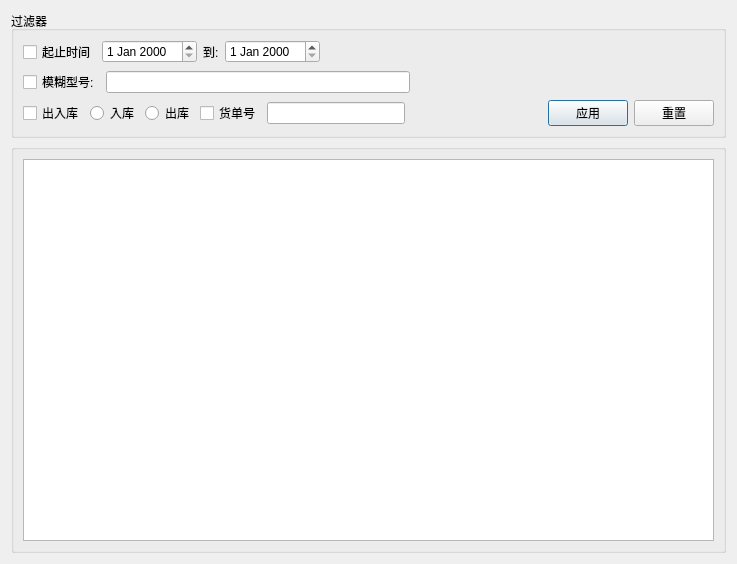
This is python_study/src/ims/ui/DlgRecordSearch.ui in jiang520/goodstart as Qt 5 draws it before an edit. The edited form follows.
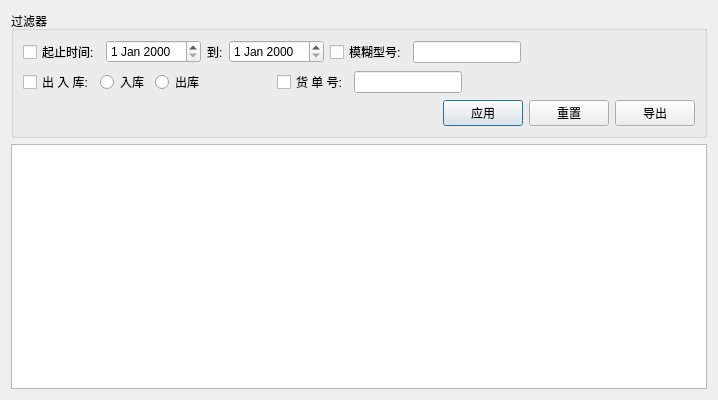
This is the edited form.

Commit message: [chg]更改了库存列表窗口 [chg]改进了表格导出方法,现在可以导出到xls文件了

```diff
--- a/python_study/src/ims/ui/DlgRecordSearch.ui
+++ b/python_study/src/ims/ui/DlgRecordSearch.ui
@@ -6,14 +6,14 @@
    <rect>
     <x>0</x>
     <y>0</y>
-    <width>737</width>
-    <height>564</height>
+    <width>718</width>
+    <height>400</height>
    </rect>
   </property>
   <property name="windowTitle">
    <string>Dialog</string>
   </property>
-  <layout class="QVBoxLayout" name="verticalLayout_3">
+  <layout class="QVBoxLayout" name="verticalLayout_2">
    <item>
     <widget class="QGroupBox" name="groupBox">
      <property name="title">
@@ -25,7 +25,7 @@
         <item>
          <widget class="QCheckBox" name="checkBox_date">
           <property name="text">
-           <string>起止时间</string>
+           <string>起止时间:</string>
           </property>
          </widget>
         </item>
@@ -43,23 +43,6 @@
          <widget class="QDateEdit" name="dateEdit_end"/>
         </item>
         <item>
-         <spacer name="horizontalSpacer">
-          <property name="orientation">
-           <enum>Qt::Horizontal</enum>
-          </property>
-          <property name="sizeHint" stdset="0">
-           <size>
-            <width>40</width>
-            <height>20</height>
-           </size>
-          </property>
-         </spacer>
-        </item>
-       </layout>
-      </item>
-      <item>
-       <layout class="QHBoxLayout" name="horizontalLayout_3">
-        <item>
          <widget class="QCheckBox" name="checkBox_model">
           <property name="text">
            <string>模糊型号:</string>
@@ -67,10 +50,17 @@
          </widget>
         </item>
         <item>
-         <widget class="QLineEdit" name="lineEdit_model"/>
+         <widget class="QLineEdit" name="lineEdit_model">
+          <property name="sizePolicy">
+           <sizepolicy hsizetype="Preferred" vsizetype="Fixed">
+            <horstretch>0</horstretch>
+            <verstretch>0</verstretch>
+           </sizepolicy>
+          </property>
+         </widget>
         </item>
         <item>
-         <spacer name="horizontalSpacer_2">
+         <spacer name="horizontalSpacer">
           <property name="orientation">
            <enum>Qt::Horizontal</enum>
           </property>
@@ -85,40 +75,64 @@
        </layout>
       </item>
       <item>
-       <layout class="QHBoxLayout" name="horizontalLayout">
+       <layout class="QHBoxLayout" name="horizontalLayout_3">
         <item>
-         <widget class="QCheckBox" name="checkBox">
+         <widget class="QCheckBox" name="checkBox_inout">
           <property name="text">
-           <string>出入库</string>
+           <string>出 入 库:</string>
           </property>
          </widget>
         </item>
         <item>
-         <widget class="QRadioButton" name="radioButton">
+         <widget class="QRadioButton" name="radioButton_in">
           <property name="text">
            <string>入库</string>
           </property>
          </widget>
         </item>
         <item>
-         <widget class="QRadioButton" name="radioButton_2">
+         <widget class="QRadioButton" name="radioButton_out">
           <property name="text">
-           <string>出库</string>
+           <string>出库                    </string>
           </property>
          </widget>
         </item>
         <item>
          <widget class="QCheckBox" name="checkBox_number">
           <property name="text">
-           <string>货单号</string>
+           <string>货 单 号:</string>
           </property>
          </widget>
         </item>
         <item>
-         <widget class="QLineEdit" name="lineEdit_number"/>
+         <widget class="QLineEdit" name="lineEdit_number">
+          <property name="sizePolicy">
+           <sizepolicy hsizetype="Preferred" vsizetype="Fixed">
+            <horstretch>0</horstretch>
+            <verstretch>0</verstretch>
+           </sizepolicy>
+          </property>
+         </widget>
         </item>
         <item>
-         <spacer name="horizontalSpacer_4">
+         <spacer name="horizontalSpacer_2">
+          <property name="orientation">
+           <enum>Qt::Horizontal</enum>
+          </property>
+          <property name="sizeHint" stdset="0">
+           <size>
+            <width>40</width>
+            <height>20</height>
+           </size>
+          </property>
+         </spacer>
+        </item>
+       </layout>
+      </item>
+      <item>
+       <layout class="QHBoxLayout" name="horizontalLayout">
+        <item>
+         <spacer name="horizontalSpacer_3">
           <property name="orientation">
            <enum>Qt::Horizontal</enum>
           </property>
@@ -144,22 +158,20 @@
           </property>
          </widget>
         </item>
+        <item>
+         <widget class="QPushButton" name="pushButton_export">
+          <property name="text">
+           <string>导出</string>
+          </property>
+         </widget>
+        </item>
        </layout>
       </item>
      </layout>
     </widget>
    </item>
    <item>
-    <widget class="QGroupBox" name="groupBox_2">
-     <property name="title">
-      <string/>
-     </property>
-     <layout class="QVBoxLayout" name="verticalLayout_2">
-      <item>
-       <widget class="QTableView" name="tableView"/>
-      </item>
-     </layout>
-    </widget>
+    <widget class="QTableView" name="tableView"/>
    </item>
   </layout>
  </widget>
```
The commit also changes 22 other files.
